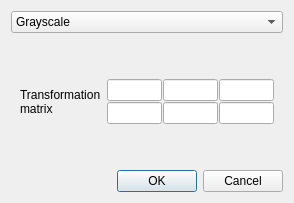
First picture: the form in src/addfilterdialog.ui, repository jcxz/MUL, before the edit.
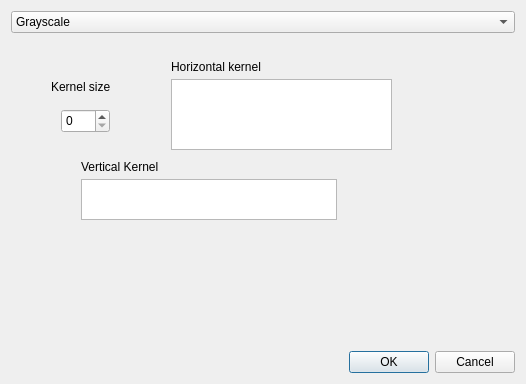
Second picture: the form after the edit. The open tabs and pages were chosen to show the change.

```diff
--- a/src/addfilterdialog.ui
+++ b/src/addfilterdialog.ui
@@ -9,8 +9,8 @@
    <rect>
     <x>0</x>
     <y>0</y>
-    <width>294</width>
-    <height>203</height>
+    <width>526</width>
+    <height>384</height>
    </rect>
   </property>
   <property name="windowTitle">
@@ -134,6 +134,182 @@
          </item>
         </layout>
        </widget>
+       <widget class="QWidget" name="psConvolution2D">
+        <widget class="QTableWidget" name="tabConvKernel">
+         <property name="geometry">
+          <rect>
+           <x>180</x>
+           <y>80</y>
+           <width>221</width>
+           <height>71</height>
+          </rect>
+         </property>
+         <property name="rowCount">
+          <number>1</number>
+         </property>
+         <attribute name="horizontalHeaderVisible">
+          <bool>false</bool>
+         </attribute>
+         <attribute name="horizontalHeaderDefaultSectionSize">
+          <number>40</number>
+         </attribute>
+         <attribute name="horizontalHeaderHighlightSections">
+          <bool>false</bool>
+         </attribute>
+         <attribute name="verticalHeaderVisible">
+          <bool>false</bool>
+         </attribute>
+         <attribute name="verticalHeaderHighlightSections">
+          <bool>false</bool>
+         </attribute>
+         <row/>
+        </widget>
+        <widget class="QSpinBox" name="spConvKernelSize">
+         <property name="geometry">
+          <rect>
+           <x>70</x>
+           <y>110</y>
+           <width>49</width>
+           <height>24</height>
+          </rect>
+         </property>
+        </widget>
+        <widget class="QLabel" name="label_6">
+         <property name="geometry">
+          <rect>
+           <x>60</x>
+           <y>80</y>
+           <width>71</width>
+           <height>16</height>
+          </rect>
+         </property>
+         <property name="text">
+          <string>Kernel size</string>
+         </property>
+        </widget>
+        <widget class="QLabel" name="lblHorizKernel_2">
+         <property name="geometry">
+          <rect>
+           <x>180</x>
+           <y>60</y>
+           <width>141</width>
+           <height>16</height>
+          </rect>
+         </property>
+         <property name="text">
+          <string>Horizontal kernel</string>
+         </property>
+        </widget>
+       </widget>
+       <widget class="QWidget" name="psSeparableconv2d">
+        <widget class="QTableWidget" name="tabVerticalKernel">
+         <property name="geometry">
+          <rect>
+           <x>70</x>
+           <y>140</y>
+           <width>256</width>
+           <height>41</height>
+          </rect>
+         </property>
+         <property name="rowCount">
+          <number>1</number>
+         </property>
+         <attribute name="horizontalHeaderVisible">
+          <bool>false</bool>
+         </attribute>
+         <attribute name="horizontalHeaderDefaultSectionSize">
+          <number>40</number>
+         </attribute>
+         <attribute name="horizontalHeaderHighlightSections">
+          <bool>false</bool>
+         </attribute>
+         <attribute name="verticalHeaderVisible">
+          <bool>false</bool>
+         </attribute>
+         <attribute name="verticalHeaderHighlightSections">
+          <bool>false</bool>
+         </attribute>
+         <row/>
+        </widget>
+        <widget class="QLabel" name="label_5">
+         <property name="geometry">
+          <rect>
+           <x>40</x>
+           <y>40</y>
+           <width>71</width>
+           <height>16</height>
+          </rect>
+         </property>
+         <property name="text">
+          <string>Kernel size</string>
+         </property>
+        </widget>
+        <widget class="QTableWidget" name="tabHorizKernel">
+         <property name="geometry">
+          <rect>
+           <x>160</x>
+           <y>40</y>
+           <width>221</width>
+           <height>71</height>
+          </rect>
+         </property>
+         <property name="rowCount">
+          <number>1</number>
+         </property>
+         <attribute name="horizontalHeaderVisible">
+          <bool>false</bool>
+         </attribute>
+         <attribute name="horizontalHeaderDefaultSectionSize">
+          <number>40</number>
+         </attribute>
+         <attribute name="horizontalHeaderHighlightSections">
+          <bool>false</bool>
+         </attribute>
+         <attribute name="verticalHeaderVisible">
+          <bool>false</bool>
+         </attribute>
+         <attribute name="verticalHeaderHighlightSections">
+          <bool>false</bool>
+         </attribute>
+         <row/>
+        </widget>
+        <widget class="QLabel" name="lblHorizKernel">
+         <property name="geometry">
+          <rect>
+           <x>160</x>
+           <y>20</y>
+           <width>141</width>
+           <height>16</height>
+          </rect>
+         </property>
+         <property name="text">
+          <string>Horizontal kernel</string>
+         </property>
+        </widget>
+        <widget class="QSpinBox" name="spKernelSize">
+         <property name="geometry">
+          <rect>
+           <x>50</x>
+           <y>70</y>
+           <width>49</width>
+           <height>24</height>
+          </rect>
+         </property>
+        </widget>
+        <widget class="QLabel" name="lblVericalKernel">
+         <property name="geometry">
+          <rect>
+           <x>70</x>
+           <y>120</y>
+           <width>101</width>
+           <height>16</height>
+          </rect>
+         </property>
+         <property name="text">
+          <string>Vertical Kernel</string>
+         </property>
+        </widget>
+       </widget>
       </widget>
      </item>
      <item>
```
Left out of the diff: 30 changed lines with no effect on the pictures.
